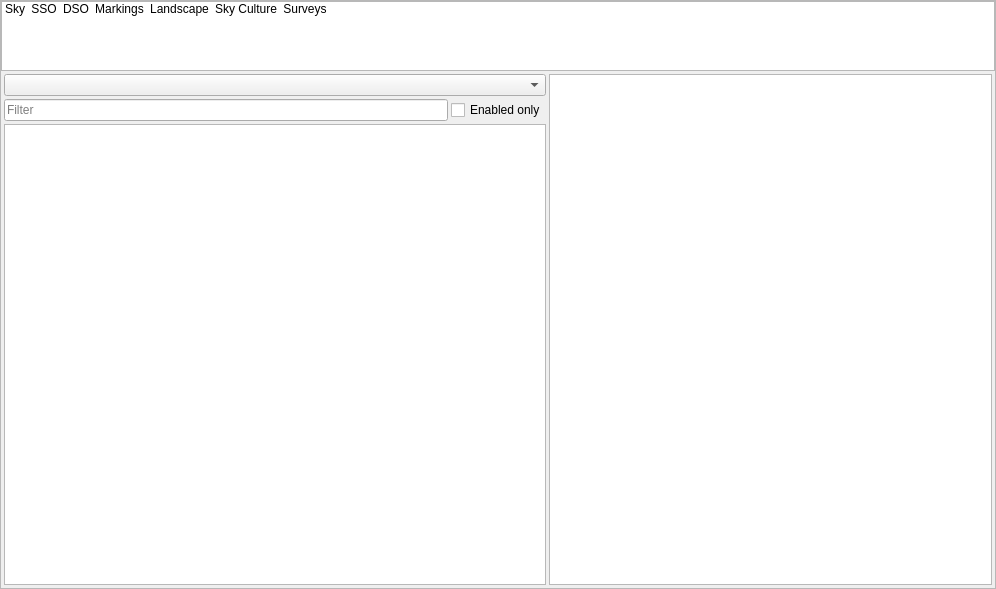
Old version of the form src/gui/viewDialog.ui in the repository Stellarium/stellarium.
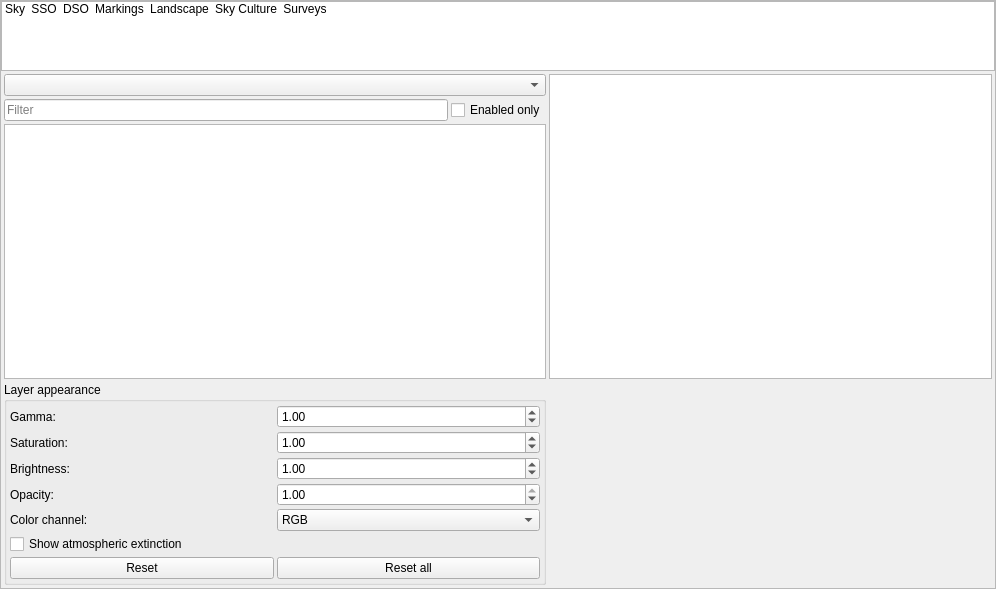
New version of the form. The open tabs and pages were chosen to show the change. Icons and pictures are not drawn. Custom widgets are drawn as their Qt base class.

Commit message:
Add sky HiPS display controls and layer compositing
-Add per-layer gamma, saturation, brightness, opacity, and RGB channel
controls for sky HiPS surveys. Allow multiple sky HiPS layers to be
displayed together, including channel-based compositing for monochrome
surveys.

-Add reset controls, persist non-default per-layer display settings, and
support optional atmospheric extinction for sky HiPS rendering (making optical
surveys prettier looking).

Planetary HiPS rendering unaffected.

The edit to the form file:
```diff
--- a/src/gui/viewDialog.ui
+++ b/src/gui/viewDialog.ui
@@ -6623,6 +6623,186 @@
             </column>
            </widget>
           </item>
+          <item row="3" column="0" colspan="2">
+           <widget class="QGroupBox" name="hipsSettingsGroupBox">
+            <property name="title">
+             <string>Layer appearance</string>
+            </property>
+            <layout class="QGridLayout" name="gridLayout_hipsSettings">
+             <property name="leftMargin">
+              <number>3</number>
+             </property>
+             <property name="topMargin">
+              <number>3</number>
+             </property>
+             <property name="rightMargin">
+              <number>3</number>
+             </property>
+             <property name="bottomMargin">
+              <number>3</number>
+             </property>
+             <property name="spacing">
+              <number>3</number>
+             </property>
+             <item row="0" column="0">
+              <widget class="QLabel" name="hipsGammaLabel">
+               <property name="text">
+                <string>Gamma:</string>
+               </property>
+              </widget>
+             </item>
+             <item row="0" column="1">
+              <widget class="QDoubleSpinBox" name="hipsGammaDoubleSpinBox">
+               <property name="decimals">
+                <number>2</number>
+               </property>
+               <property name="minimum">
+                <double>0.100000000000000</double>
+               </property>
+               <property name="maximum">
+                <double>5.000000000000000</double>
+               </property>
+               <property name="singleStep">
+                <double>0.100000000000000</double>
+               </property>
+               <property name="value">
+                <double>1.000000000000000</double>
+               </property>
+              </widget>
+             </item>
+             <item row="1" column="0">
+              <widget class="QLabel" name="hipsSaturationLabel">
+               <property name="text">
+                <string>Saturation:</string>
+               </property>
+              </widget>
+             </item>
+             <item row="1" column="1">
+              <widget class="QDoubleSpinBox" name="hipsSaturationDoubleSpinBox">
+               <property name="decimals">
+                <number>2</number>
+               </property>
+               <property name="minimum">
+                <double>0.000000000000000</double>
+               </property>
+               <property name="maximum">
+                <double>3.000000000000000</double>
+               </property>
+               <property name="singleStep">
+                <double>0.100000000000000</double>
+               </property>
+               <property name="value">
+                <double>1.000000000000000</double>
+               </property>
+              </widget>
+             </item>
+             <item row="2" column="0">
+              <widget class="QLabel" name="hipsBrightnessLabel">
+               <property name="text">
+                <string>Brightness:</string>
+               </property>
+              </widget>
+             </item>
+             <item row="2" column="1">
+              <widget class="QDoubleSpinBox" name="hipsBrightnessDoubleSpinBox">
+               <property name="decimals">
+                <number>2</number>
+               </property>
+               <property name="minimum">
+                <double>0.000000000000000</double>
+               </property>
+               <property name="maximum">
+                <double>5.000000000000000</double>
+               </property>
+               <property name="singleStep">
+                <double>0.100000000000000</double>
+               </property>
+               <property name="value">
+                <double>1.000000000000000</double>
+               </property>
+              </widget>
+             </item>
+             <item row="3" column="0">
+              <widget class="QLabel" name="hipsOpacityLabel">
+               <property name="text">
+                <string>Opacity:</string>
+               </property>
+              </widget>
+             </item>
+             <item row="3" column="1">
+              <widget class="QDoubleSpinBox" name="hipsOpacityDoubleSpinBox">
+               <property name="decimals">
+                <number>2</number>
+               </property>
+               <property name="minimum">
+                <double>0.000000000000000</double>
+               </property>
+               <property name="maximum">
+                <double>1.000000000000000</double>
+               </property>
+               <property name="singleStep">
+                <double>0.050000000000000</double>
+               </property>
+               <property name="value">
+                <double>1.000000000000000</double>
+               </property>
+              </widget>
+             </item>
+             <item row="4" column="0">
+              <widget class="QLabel" name="hipsColorChannelLabel">
+               <property name="text">
+                <string>Color channel:</string>
+               </property>
+              </widget>
+             </item>
+             <item row="4" column="1">
+              <widget class="QComboBox" name="hipsColorChannelComboBox">
+               <item>
+                <property name="text">
+                 <string>RGB</string>
+                </property>
+               </item>
+               <item>
+                <property name="text">
+                 <string>Red</string>
+                </property>
+               </item>
+               <item>
+                <property name="text">
+                 <string>Green</string>
+                </property>
+               </item>
+               <item>
+                <property name="text">
+                 <string>Blue</string>
+                </property>
+               </item>
+              </widget>
+             </item>
+             <item row="5" column="0" colspan="2">
+              <widget class="QCheckBox" name="hipsAtmosphericExtinctionCheckBox">
+               <property name="text">
+                <string>Show atmospheric extinction</string>
+               </property>
+              </widget>
+             </item>
+             <item row="6" column="0">
+              <widget class="QPushButton" name="hipsResetPushButton">
+               <property name="text">
+                <string>Reset</string>
+               </property>
+              </widget>
+             </item>
+             <item row="6" column="1">
+              <widget class="QPushButton" name="hipsResetAllPushButton">
+               <property name="text">
+                <string>Reset all</string>
+               </property>
+              </widget>
+             </item>
+            </layout>
+           </widget>
+          </item>
          </layout>
         </widget>
        </widget>
```
The commit also changes 8 other files.
